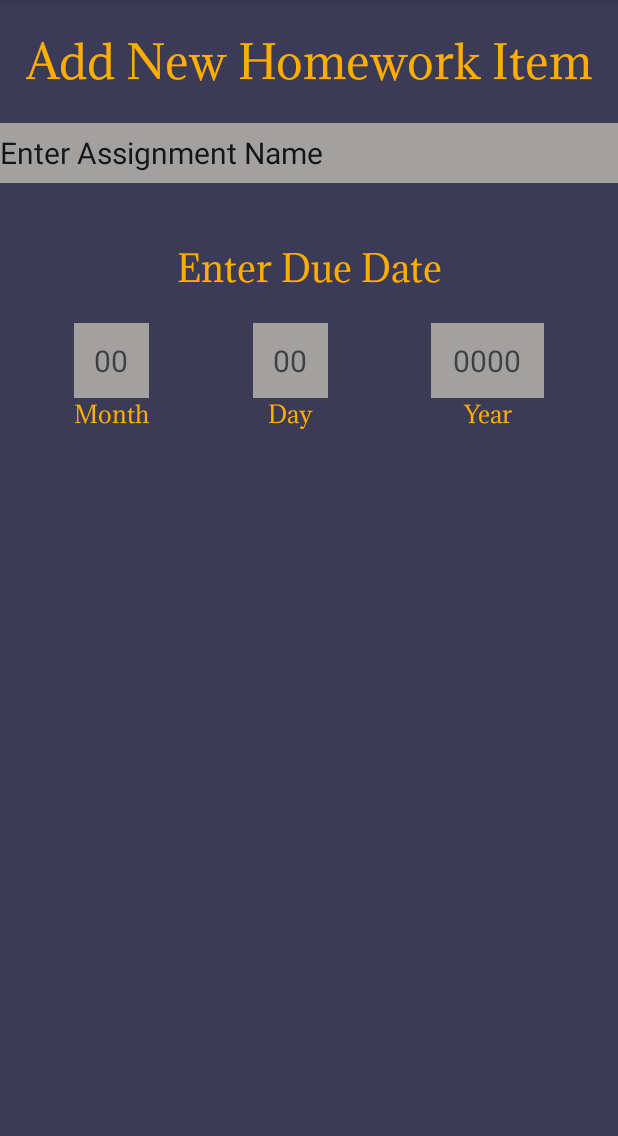
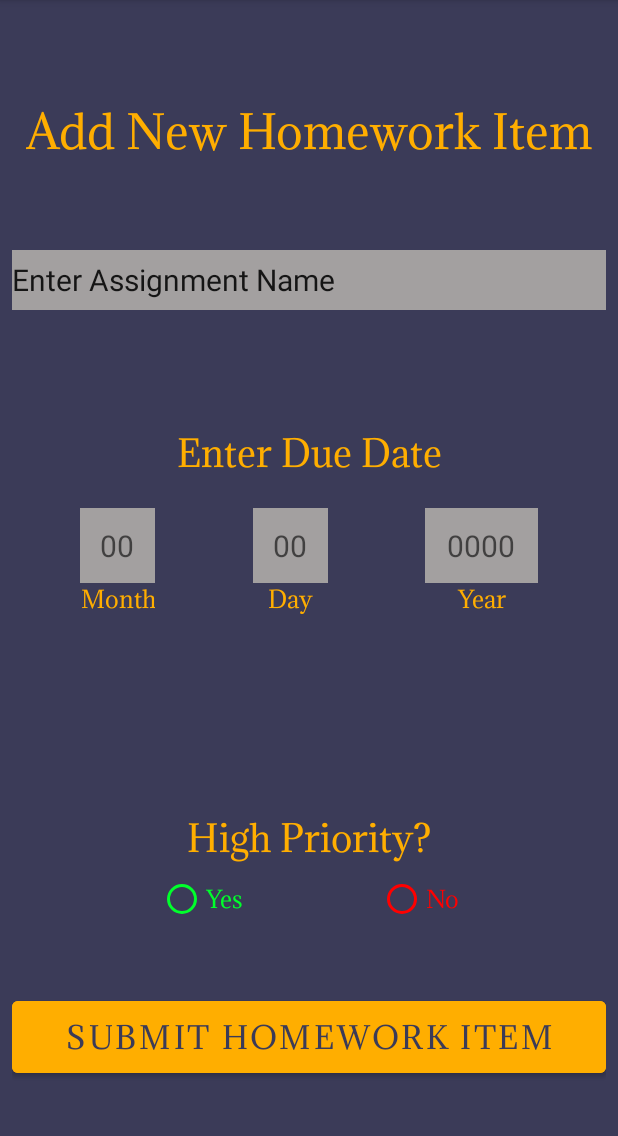
Before and after one commit to matkoskya24/EasySelfHelp, an Android app: the AddHomeworkItemFragment screen opened through its navigation route, on a phone screen of 412 x 824 dp, the part 84-1220 px from its top. Run offline under Robolectric (Android 15) with nearby library versions, the phone set to English and light mode, and no system bars; Roboto replaces fonts that are not available here.

Commit message:
worked on UI for addHomeworkItemFragment, worked on RecyclerView for HomeworkItem

```diff
--- a/app/src/main/java/com/example/easyselfhelp/AddHomeworkItemFragment.kt
+++ b/app/src/main/java/com/example/easyselfhelp/AddHomeworkItemFragment.kt
@@ -5,55 +5,40 @@ import androidx.fragment.app.Fragment
 import android.view.LayoutInflater
 import android.view.View
 import android.view.ViewGroup
+import androidx.core.os.bundleOf
+import androidx.fragment.app.setFragmentResult
+import androidx.navigation.findNavController
+import com.example.easyselfhelp.databinding.FragmentAddHomeworkItemBinding
 
-// TODO: Rename parameter arguments, choose names that match
-// the fragment initialization parameters, e.g. ARG_ITEM_NUMBER
-private const val ARG_PARAM1 = "param1"
-private const val ARG_PARAM2 = "param2"
 
-/**
- * A simple [Fragment] subclass.
- * Use the [AddHomeworkItemFragment.newInstance] factory method to
- * create an instance of this fragment.
- */
 class AddHomeworkItemFragment : Fragment() {
-    // TODO: Rename and change types of parameters
-    private var param1: String? = null
-    private var param2: String? = null
-
-    override fun onCreate(savedInstanceState: Bundle?) {
-        super.onCreate(savedInstanceState)
-        arguments?.let {
-            param1 = it.getString(ARG_PARAM1)
-            param2 = it.getString(ARG_PARAM2)
-        }
-    }
-
+    private var _binding: FragmentAddHomeworkItemBinding? = null
+    val binding get() = _binding!!
     override fun onCreateView(
         inflater: LayoutInflater, container: ViewGroup?,
         savedInstanceState: Bundle?
     ): View? {
-        // Inflate the layout for this fragment
-        return inflater.inflate(R.layout.fragment_add_homework_item, container, false)
+        _binding = FragmentAddHomeworkItemBinding.inflate(inflater, container, false)
+        val rootview = binding.root
+        binding.submitHomeworkButton.setOnClickListener {
+            val assignmentName = binding.assignmentNameEditText.text.toString()
+            val dueDate = "${binding.dueMonthEditText.text}-${binding.dueMonthEditText.text}-${binding.dueYearEditText.text}".toString()
+            var highPriority: Boolean = false
+            if(binding.highPriorityYes.isChecked){
+                highPriority = true
+            }
+            val resultBundle = bundleOf()
+            resultBundle.putString("homeworkAssignmentName", assignmentName)
+            resultBundle.putString("homeworkDueDate", dueDate)
+            resultBundle.putBoolean("homeworkPriority", highPriority)
+            setFragmentResult("requestKey", bundleOf("bundleKey" to resultBundle))
+            rootview.findNavController().navigateUp()
+        }
+        return rootview
+    }
+    override fun onDestroyView() {
+        super.onDestroyView()
+        _binding = null
     }
 
-    companion object {
-        /**
-         * Use this factory method to create a new instance of
-         * this fragment using the provided parameters.
-         *
-         * @param param1 Parameter 1.
-         * @param param2 Parameter 2.
-         * @return A new instance of fragment AddHomeworkItemFragment.
-         */
-        // TODO: Rename and change types and number of parameters
-        @JvmStatic
-        fun newInstance(param1: String, param2: String) =
-            AddHomeworkItemFragment().apply {
-                arguments = Bundle().apply {
-                    putString(ARG_PARAM1, param1)
-                    putString(ARG_PARAM2, param2)
-                }
-            }
-    }
 }
--- /dev/null
+++ b/app/src/main/java/com/example/easyselfhelp/HomeworkItem.kt
@@ -0,0 +1,4 @@
+package com.example.easyselfhelp
+
+class HomeworkItem(val assignmentName: String, val assignmentDueDate: String, val highPriority: Boolean, val isCompleted: Boolean) {
+}
--- /dev/null
+++ b/app/src/main/java/com/example/easyselfhelp/HomeworkItemAdapter.kt
@@ -0,0 +1,4 @@
+package com.example.easyselfhelp
+
+class HomeworkItemAdapter {
+}
--- /dev/null
+++ b/app/src/main/java/com/example/easyselfhelp/HomeworkItemViewModel.kt
@@ -0,0 +1,4 @@
+package com.example.easyselfhelp
+
+class HomeworkItemViewModel {
+}
--- a/app/src/main/res/layout/fragment_add_homework_item.xml
+++ b/app/src/main/res/layout/fragment_add_homework_item.xml
@@ -2,8 +2,7 @@
 <androidx.constraintlayout.widget.ConstraintLayout xmlns:android="http://schemas.android.com/apk/res/android"
     xmlns:app="http://schemas.android.com/apk/res-auto"
     xmlns:tools="http://schemas.android.com/tools"
-    android:layout_width="match_parent"
-    android:layout_height="match_parent"
+    style="@style/layout_style"
     android:background="@color/space_cadet"
     tools:context=".AddHomeworkItemFragment">
 
@@ -13,23 +12,24 @@
         android:layout_marginTop="@dimen/main_menu_button_margin"
         android:text="@string/add_new_homework_item"
         android:textSize="@dimen/add_homework_title_text_size"
+        app:layout_constraintBottom_toTopOf="@+id/assignment_name_edit_text"
         app:layout_constraintEnd_toEndOf="parent"
         app:layout_constraintStart_toStartOf="parent"
         app:layout_constraintTop_toTopOf="parent" />
+
     <EditText
         android:id="@+id/assignment_name_edit_text"
         style="@style/edit_text_style"
         android:layout_marginTop="@dimen/main_menu_button_margin"
         android:text="@string/homework_edit_text_one"
-        app:layout_constraintEnd_toEndOf="parent"
+        app:layout_constraintBottom_toTopOf="@+id/constraintLayout"
         app:layout_constraintStart_toStartOf="parent"
         app:layout_constraintTop_toBottomOf="@+id/textView8" />
 
     <androidx.constraintlayout.widget.ConstraintLayout
         android:id="@+id/constraintLayout"
-        android:layout_width="match_parent"
-        android:layout_height="wrap_content"
-        android:layout_marginTop="@dimen/main_menu_button_margin"
+        style="@style/homework_constraint_layout_style"
+        app:layout_constraintBottom_toTopOf="@+id/constraintLayout2"
         app:layout_constraintEnd_toEndOf="parent"
         app:layout_constraintStart_toStartOf="parent"
         app:layout_constraintTop_toBottomOf="@+id/assignment_name_edit_text">
@@ -92,6 +92,7 @@
             app:layout_constraintTop_toTopOf="parent">
 
             <EditText
+                android:id="@+id/due_year_edit_text"
                 style="@style/homework_date_edit_text_style"
                 android:layout_width="@dimen/homework_year_width"
                 android:hint="@string/homework_year_hint"
@@ -105,18 +106,60 @@
         </LinearLayout>
     </androidx.constraintlayout.widget.ConstraintLayout>
 
-    <LinearLayout
-        android:layout_width="match_parent"
-        android:layout_height="wrap_content"
+    <androidx.constraintlayout.widget.ConstraintLayout
+        android:id="@+id/constraintLayout2"
+        style="@style/homework_constraint_layout_style"
+        app:layout_constraintBottom_toTopOf="@+id/submit_homework_button"
+        app:layout_constraintEnd_toEndOf="parent"
+        app:layout_constraintHorizontal_bias="0.5"
+        app:layout_constraintStart_toStartOf="parent"
+        app:layout_constraintTop_toBottomOf="@+id/constraintLayout">
+
+        <TextView
+            android:id="@+id/textView9"
+            style="@style/recycler_title_view_style"
+            android:text="@string/high_priority"
+            app:layout_constraintEnd_toEndOf="parent"
+            app:layout_constraintStart_toStartOf="parent"
+            app:layout_constraintTop_toTopOf="parent" />
+
+        <RadioGroup
+            android:layout_width="wrap_content"
+            android:layout_height="wrap_content"
+            android:orientation="horizontal"
+            app:layout_constraintBottom_toBottomOf="parent"
+            app:layout_constraintEnd_toEndOf="parent"
+            app:layout_constraintStart_toStartOf="parent"
+            app:layout_constraintTop_toBottomOf="@+id/textView9">
+
+            <RadioButton
+                android:id="@+id/high_priority_yes"
+                style="@style/radio_button_style_homework"
+                android:buttonTint="@color/go_green"
+                android:text="@string/yes"
+                android:textColor="@color/go_green"
+                android:textSize="@dimen/radio_button_text_size_recycler" />
+
+            <RadioButton
+                android:id="@+id/high_priority_no"
+                style="@style/radio_button_style_homework"
+                android:layout_marginRight="@dimen/main_menu_image_button_dimen"
+                android:buttonTint="@color/stop_red"
+                android:text="@string/no_regular_case"
+                android:textColor="@color/stop_red" />
+        </RadioGroup>
+    </androidx.constraintlayout.widget.ConstraintLayout>
+
+    <Button
+        android:id="@+id/submit_homework_button"
+        style="@style/submit_button_style"
+        android:text="@string/submit_homework_item"
+        android:textColor="@color/space_cadet"
         app:layout_constraintBottom_toBottomOf="parent"
-        android:orientation="vertical"
-        app:layout_constraintTop_toBottomOf="@+id/constraintLayout">
-        <TextView
-            android:layout_width="match_parent"
-            android:layout_height="wrap_content"
-            android:textAlignment="center" />
-
-    </LinearLayout>
+        app:layout_constraintEnd_toEndOf="parent"
+        app:layout_constraintStart_toStartOf="parent"
+        app:layout_constraintTop_toBottomOf="@+id/constraintLayout2"
+        app:layout_constraintHorizontal_bias="0.5" />
 
 
 
--- a/app/src/main/res/navigation/nav_graph.xml
+++ b/app/src/main/res/navigation/nav_graph.xml
@@ -43,6 +43,9 @@
         <action
             android:id="@+id/action_homework_planner_fragment_to_addHomeworkItemFragment"
             app:destination="@id/addHomeworkItemFragment" />
+        <action
+            android:id="@+id/action_homework_planner_fragment_to_homeworkItemDeleteFragment"
+            app:destination="@id/homeworkItemDeleteFragment" />
     </fragment>
     <fragment
         android:id="@+id/quotesFragment"
@@ -124,4 +127,9 @@
             android:name="currentID"
             app:argType="integer" />
     </fragment>
+    <fragment
+        android:id="@+id/homeworkItemDeleteFragment"
+        android:name="com.example.easyselfhelp.HomeworkItemDeleteFragment"
+        android:label="fragment_homework_item_delete"
+        tools:layout="@layout/fragment_homework_item_delete" />
 </navigation>
--- a/app/src/main/res/values/dimens.xml
+++ b/app/src/main/res/values/dimens.xml
@@ -23,4 +23,5 @@
     <dimen name="add_homework_title_text_size">30sp</dimen>
     <dimen name="homework_recyler_date_dimen_one">50dp</dimen>
     <dimen name="homework_year_width">75dp</dimen>
+    <dimen name="submit_button_height">60dp</dimen>
 </resources>
--- a/app/src/main/res/values/strings.xml
+++ b/app/src/main/res/values/strings.xml
@@ -26,7 +26,7 @@
     <string name="no">NO</string>
     <string name="budget_item_deleted_successfully">Budget Item Deleted Successfully!</string>
     <string name="ok">OK</string>
-    <string name="high_priority">High Priority</string>
+    <string name="high_priority">High Priority?</string>
     <string name="no_regular_case">No</string>
     <string name="add_new_homework_item">Add New Homework Item</string>
     <string name="homework_edit_text_one">Enter Assignment Name</string>
@@ -35,4 +35,5 @@
     <string name="homework_year_hint">0000</string>
     <string name="year">Year</string>
     <string name="enter_due_date">Enter Due Date</string>
+    <string name="submit_homework_item">SUBMIT HOMEWORK ITEM</string>
 </resources>
--- a/app/src/main/res/values/styles.xml
+++ b/app/src/main/res/values/styles.xml
@@ -124,6 +124,7 @@
         <item name="android:layout_weight">1</item>
         <item name="android:textSize">@dimen/radio_button_text_size_recycler</item>
         <item name="android:fontFamily">@font/adamina</item>
+        <item name="android:layout_marginLeft">@dimen/main_menu_image_button_dimen</item>
     </style>
     <style name="homework_date_edit_text_style" parent="TextAppearance.AppCompat">
         <item name="android:layout_width">@dimen/homework_recyler_date_dimen_one</item>
@@ -136,6 +137,7 @@
     <style name="homework_date_text_view_style" parent="TextAppearance.AppCompat">
         <item name="android:layout_width">match_parent</item>
         <item name="android:layout_height">match_parent</item>
+        <item name="android:inputType">number</item>
         <item name="android:textAlignment">center</item>
         <item name="android:fontFamily">@font/adamina</item>
         <item name="android:textColor">@color/gold</item>
@@ -146,4 +148,16 @@
         <item name="android:layout_margin">@dimen/main_menu_button_margin</item>
         <item name="android:orientation">vertical</item>
     </style>
+    <style name="homework_constraint_layout_style" parent="TextAppearance.AppCompat">
+        <item name="android:layout_width">match_parent</item>
+        <item name="android:layout_height">wrap_content</item>
+        <item name="android:layout_marginTop">@dimen/main_menu_button_margin</item>
+    </style>
+    <style name="submit_button_style" parent="TextAppearance.AppCompat">
+        <item name="android:layout_width">match_parent</item>
+        <item name="android:layout_height">@dimen/submit_button_height</item>
+        <item name="android:backgroundTint">@color/gold</item>
+        <item name="android:fontFamily">@font/adamina</item>
+        <item name="android:textSize">@dimen/recycler_text_size_one</item>
+    </style>
 </resources>
```
Also changed, not shown: app/src/main/java/com/example/easyselfhelp/HomeworkItemDeleteFragment.kt (added, +59 -0 lines), app/src/main/java/com/example/easyselfhelp/HomeworkItemViewHolder.kt (added, +16 -0 lines), app/src/main/res/layout/fragment_add_budget_item.xml (+4 -6 lines), app/src/main/res/layout/fragment_homework_item_delete.xml (added, +14 -0 lines), app/src/main/res/layout/homework_item_layout.xml (+8 -0 lines).
